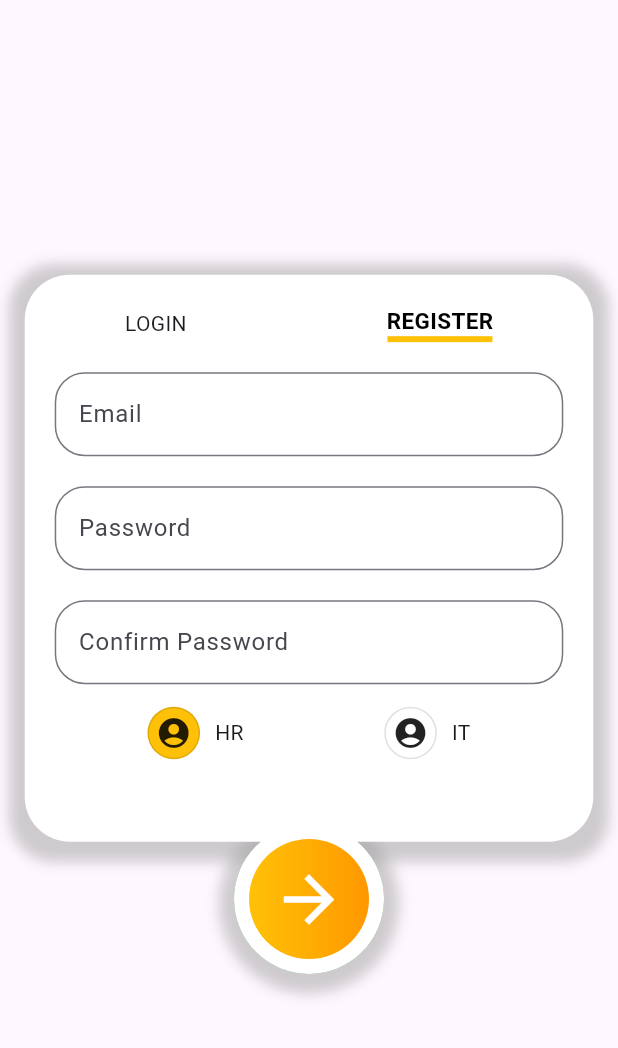
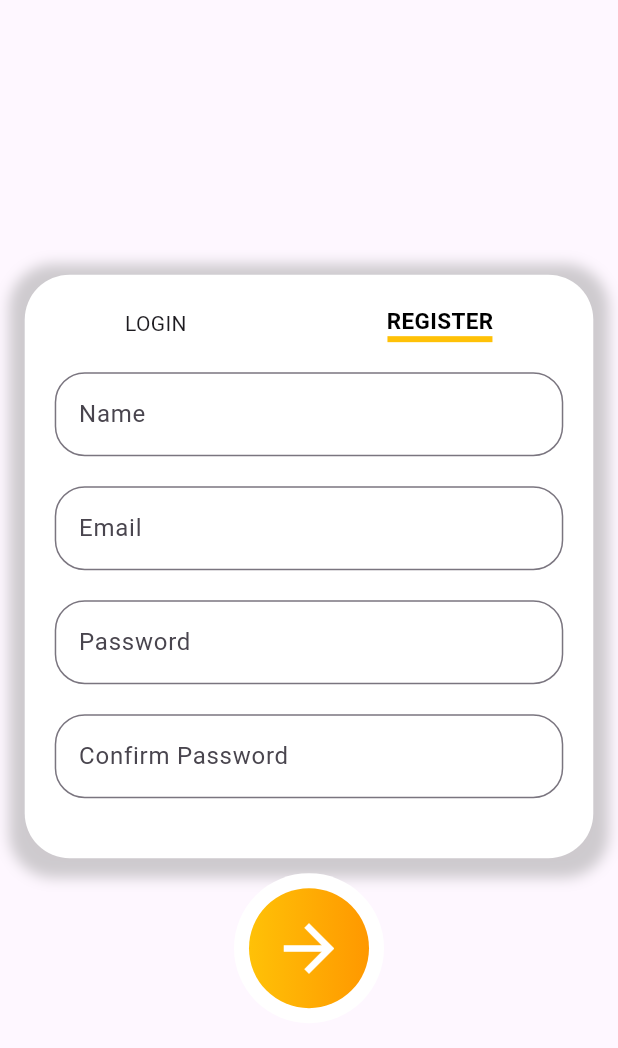
Before and after one commit to SanwarJW/employee_management_first_task, a Flutter app: the Register widget shown alone on an empty page, opened directly with empty values, on a phone screen of 412 x 824 dp. Shown: the top 1048 px of the screen. Run offline on Flutter 3.47's test engine with Material 3 defaults, Android fonts, the light colour scheme and no system bars; our stand-ins replace bloc, flutter_bloc, lottie, shared_preferences, sqflite; missing offline and left inert: date_format_field, rotated_corner_decoration; accounts and stored records are empty.

Commit message:
registration form validation completed

```diff
--- a/lib/businessLogicLayer/extension/validater.dart
+++ b/lib/businessLogicLayer/extension/validater.dart
@@ -11,8 +11,8 @@ extension ExtString on String {
   }
 
   bool get isValidPassword {
-    final passwordRegExp = RegExp(
-        r'^(?=.*?[A-Z])(?=.*?[a-z])(?=.*?[0-9])(?=.*?[!@#\><*~]).{8,}/pre>');
+    final passwordRegExp =
+        RegExp(r'^(?=.*?[A-Z])(?=.*?[a-z])(?=.*?[0-9])(?=.*?[!@#\><*~]).{8,}$');
     return passwordRegExp.hasMatch(this);
   }
 
--- a/lib/businessLogicLayer/model/register_model.dart
+++ b/lib/businessLogicLayer/model/register_model.dart
@@ -1,12 +1,15 @@
+// ignore_for_file: public_member_api_docs, sort_constructors_first
 import 'dart:convert';
 
 class RegisterModel {
   int? id;
+  String name;
   String email;
   String password;
   String authority;
   RegisterModel({
     this.id,
+    required this.name,
     required this.email,
     required this.password,
     required this.authority,
@@ -15,6 +18,7 @@ class RegisterModel {
   Map<String, dynamic> toMap() {
     return <String, dynamic>{
       'id': id,
+      'name': name,
       'email': email,
       'password': password,
       'authority': authority,
@@ -24,6 +28,7 @@ class RegisterModel {
   factory RegisterModel.fromMap(Map<String, dynamic> map) {
     return RegisterModel(
       id: map['id'] != null ? map['id'] as int : null,
+      name: map['name'] as String,
       email: map['email'] as String,
       password: map['password'] as String,
       authority: map['authority'] as String,
--- a/lib/dataLayer/repository /db_connection.dart
+++ b/lib/dataLayer/repository /db_connection.dart
@@ -33,7 +33,7 @@ class DbConnection {
     await database.execute(employeeTableSql);
 
     String loginTableSql =
-        'CREATE TABLE register (id INTEGER PRIMARY KEY, email TEXT, password TEXT,authority TEXT)';
+        'CREATE TABLE register (id INTEGER PRIMARY KEY,name TEXT, email TEXT, password TEXT,authority TEXT)';
     await database.execute(loginTableSql);
   }
 }
--- a/lib/main.dart
+++ b/lib/main.dart
@@ -1,4 +1,4 @@
-import 'package:employee_management_first_task/presentationLayer/login_register%20/ui/login_register.dart';
+import 'package:employee_management_first_task/presentationLayer/menu_home_settings/ui/menu_page.dart';
 import 'package:flutter/material.dart';
 
 Future<void> main() async {
@@ -17,7 +17,7 @@ class MyApp extends StatelessWidget {
         colorScheme: ColorScheme.fromSeed(seedColor: Colors.deepPurple),
         useMaterial3: true,
       ),
-      home: const LoginRegister(),
+      home: const MenuPage(),
     );
   }
 }
--- a/lib/presentationLayer/login_register /bloc/login_register_bloc.dart
+++ b/lib/presentationLayer/login_register /bloc/login_register_bloc.dart
@@ -1,6 +1,7 @@
 import 'dart:async';
 
 import 'package:bloc/bloc.dart';
+import 'package:employee_management_first_task/businessLogicLayer/extension/validater.dart';
 
 part 'login_register_event.dart';
 part 'login_register_state.dart';
@@ -8,6 +9,9 @@ part 'login_register_state.dart';
 class LoginRegisterBloc extends Bloc<LoginRegisterEvent, LoginRegisterState> {
   LoginRegisterBloc() : super(LoginRegisterLoginPageState()) {
     on<LoginRegisterChangePageEvent>(loginRegisterChangePageEvent);
+    on<LoginRegisterRegisterEvent>(loginRegisterRegisterEvent);
+    on<LoginRegisterRegisterPageSubmitEvent>(
+        loginRegisterRegisterPageSubmitEvent);
   }
 
   FutureOr<void> loginRegisterChangePageEvent(
@@ -18,4 +22,54 @@ class LoginRegisterBloc extends Bloc<LoginRegisterEvent, LoginRegisterState> {
       emit(LoginRegisterRegisterPageState());
     }
   }
+
+  String? email = '';
+  String? name = '';
+  String? password = '';
+  String? conformPassword = '';
+  String? authority = '';
+  FutureOr<void> loginRegisterRegisterEvent(
+      LoginRegisterRegisterEvent event, Emitter<LoginRegisterState> emit) {
+    email = event.email;
+    name = event.name;
+    password = event.password;
+    conformPassword = event.conformPassword;
+    authority = event.authority;
+
+    emit(LoginRegisterRegisterActionState(
+        name: event.name,
+        email: event.email,
+        password: event.password,
+        conformPassword: event.conformPassword,
+        authority: event.authority));
+  }
+
+  FutureOr<void> loginRegisterRegisterPageSubmitEvent(
+      LoginRegisterRegisterPageSubmitEvent event,
+      Emitter<LoginRegisterState> emit) {
+    emit(LoginRegisterRegisterPageErrorMessageActionState(
+      nameErrorMassage: event.name.isEmpty
+          ? 'name is required'
+          : !event.name.isValidFirstName
+              ? 'Enter valid name'
+              : '',
+      emailErrorMassage: event.email.isEmpty
+          ? 'email is required'
+          : !event.email.isValidEmail
+              ? 'Enter valid email'
+              : '',
+      passwordErrorMassage: event.password.isEmpty
+          ? 'password is required'
+          : !event.password.isValidPassword
+              ? 'Enter valid password'
+              : '',
+      conformPasswordErrorMassage: event.conformPassword.isEmpty
+          ? 'confirm password is required'
+          : event.conformPassword != event.password
+              ? 'passwords do not match'
+              : '',
+      authorityErrorMassage:
+          event.authority.isEmpty ? 'authority is required' : '',
+    ));
+  }
 }
--- a/lib/presentationLayer/login_register /bloc/login_register_event.dart
+++ b/lib/presentationLayer/login_register /bloc/login_register_event.dart
@@ -7,3 +7,35 @@ final class LoginRegisterChangePageEvent extends LoginRegisterEvent {
 
   LoginRegisterChangePageEvent({required this.isLoginPage});
 }
+
+final class LoginRegisterRegisterEvent extends LoginRegisterEvent {
+  final String email;
+  final String name;
+  final String password;
+  final String conformPassword;
+  final String authority;
+
+  LoginRegisterRegisterEvent({
+    required this.email,
+    required this.name,
+    required this.password,
+    required this.conformPassword,
+    required this.authority,
+  });
+}
+
+final class LoginRegisterRegisterPageSubmitEvent extends LoginRegisterEvent {
+  final String email;
+  final String name;
+  final String password;
+  final String conformPassword;
+  final String authority;
+
+  LoginRegisterRegisterPageSubmitEvent({
+    required this.email,
+    required this.name,
+    required this.password,
+    required this.conformPassword,
+    required this.authority,
+  });
+}
--- a/lib/presentationLayer/login_register /bloc/login_register_state.dart
+++ b/lib/presentationLayer/login_register /bloc/login_register_state.dart
@@ -2,6 +2,41 @@ part of 'login_register_bloc.dart';
 
 sealed class LoginRegisterState {}
 
+sealed class LoginRegisterActionState extends LoginRegisterState {}
+
 final class LoginRegisterLoginPageState extends LoginRegisterState {}
 
 final class LoginRegisterRegisterPageState extends LoginRegisterState {}
+
+final class LoginRegisterRegisterActionState extends LoginRegisterActionState {
+  final String email;
+  final String name;
+  final String password;
+  final String conformPassword;
+  final String authority;
+
+  LoginRegisterRegisterActionState({
+    required this.email,
+    required this.name,
+    required this.password,
+    required this.conformPassword,
+    required this.authority,
+  });
+}
+
+final class LoginRegisterRegisterPageErrorMessageActionState
+    extends LoginRegisterActionState {
+  String? emailErrorMassage;
+  String? nameErrorMassage;
+  String? passwordErrorMassage;
+  String? conformPasswordErrorMassage;
+  String? authorityErrorMassage;
+
+  LoginRegisterRegisterPageErrorMessageActionState({
+    this.emailErrorMassage,
+    this.nameErrorMassage,
+    this.passwordErrorMassage,
+    this.conformPasswordErrorMassage,
+    this.authorityErrorMassage,
+  });
+}
--- a/lib/presentationLayer/login_register /ui/login_register.dart
+++ b/lib/presentationLayer/login_register /ui/login_register.dart
@@ -3,7 +3,6 @@ import 'package:employee_management_first_task/presentationLayer/login_register%
 import 'package:employee_management_first_task/presentationLayer/login_register%20/ui/widget/register/register.dart';
 import 'package:flutter/material.dart';
 import 'package:flutter_bloc/flutter_bloc.dart';
-import 'package:lottie/lottie.dart';
 
 class LoginRegister extends StatelessWidget {
   const LoginRegister({super.key});
@@ -23,6 +22,8 @@ class LoginRegister extends StatelessWidget {
         ),
         BlocBuilder<LoginRegisterBloc, LoginRegisterState>(
             bloc: loginRegisterBloc,
+            buildWhen: (previous, current) =>
+                current is! LoginRegisterActionState,
             builder: (context, state) {
               switch (state.runtimeType) {
                 case LoginRegisterLoginPageState:
@@ -42,7 +43,8 @@ class LoginRegister extends StatelessWidget {
             left: 0,
             bottom: 0,
             child: SizedBox(
-                height: 150, child: Lottie.asset('assets/empWal.json'))),
+              height: 150, //child: Lottie.asset('assets/empWal.json')
+            )),
       ]),
     );
   }
--- a/lib/presentationLayer/login_register /ui/widget/register/register.dart
+++ b/lib/presentationLayer/login_register /ui/widget/register/register.dart
@@ -2,42 +2,30 @@
 import 'package:employee_management_first_task/presentationLayer/login_register%20/bloc/login_register_bloc.dart';
 import 'package:employee_management_first_task/presentationLayer/login_register%20/ui/widget/register/register_widget.dart';
 import 'package:flutter/material.dart';
+import 'package:flutter_bloc/flutter_bloc.dart';
 
 class Register extends StatelessWidget {
   final LoginRegisterBloc loginRegisterBloc;
-  const Register({
+  Register({
     Key? key,
     required this.loginRegisterBloc,
   }) : super(key: key);
-
+  String name = '';
+  String email = '';
+  String password = '';
+  String conformPassword = '';
+  String authority = '';
   @override
   Widget build(BuildContext context) {
     return Stack(
       children: [
         Positioned(
-          top: MediaQuery.of(context).size.height / 1.50,
-          left: (MediaQuery.of(context).size.width / 2) - 50,
-          child: Container(
-              height: 100,
-              width: 100,
-              decoration: BoxDecoration(
-                color: Colors.green,
-                borderRadius: BorderRadius.circular(100),
-                boxShadow: [
-                  BoxShadow(
-                    color: Colors.grey.withOpacity(0.5),
-                    spreadRadius: 10,
-                    blurRadius: 7,
-                    offset: const Offset(0, 3),
-                  ),
-                ],
-              )),
-        ),
-        Positioned(
           top: MediaQuery.of(context).size.height / 4.5,
           right: MediaQuery.of(context).size.width / 25,
           left: MediaQuery.of(context).size.width / 25,
-          child: Container(
+          child: Column(
+            children: [
+              Container(
                 decoration: BoxDecoration(
                   color: Colors.white,
                   borderRadius: BorderRadius.circular(30),
@@ -52,11 +40,10 @@ class Register extends StatelessWidget {
                 ),
                 child: RegisterWidget(loginRegisterBloc: loginRegisterBloc),
               ),
+              SizedBox(
+                height: 10,
               ),
-        Positioned(
-          top: MediaQuery.of(context).size.height / 1.50,
-          left: (MediaQuery.of(context).size.width / 2) - 50,
-          child: Container(
+              Container(
                 padding: const EdgeInsets.all(10),
                 height: 100,
                 width: 100,
@@ -64,10 +51,46 @@ class Register extends StatelessWidget {
                   color: Colors.white,
                   borderRadius: BorderRadius.circular(100),
                 ),
+                child: BlocListener<LoginRegisterBloc, LoginRegisterState>(
+                  listenWhen: (previous, current) =>
+                      current is LoginRegisterActionState,
+                  bloc: loginRegisterBloc,
+                  listener: (context, state) {
+                    switch (state.runtimeType) {
+                      case LoginRegisterRegisterActionState:
+                        LoginRegisterRegisterActionState
+                            loginRegisterRegisterActionState =
+                            state as LoginRegisterRegisterActionState;
+                        name = loginRegisterRegisterActionState.name;
+                        email = loginRegisterRegisterActionState.email;
+                        password = loginRegisterRegisterActionState.password;
+                        conformPassword =
+                            loginRegisterRegisterActionState.conformPassword;
+                        authority = loginRegisterRegisterActionState.authority;
+                        break;
+                      default:
+                    }
+                  },
+                  child: GestureDetector(
+                    onTap: () {
+                      loginRegisterBloc
+                          .add(LoginRegisterRegisterPageSubmitEvent(
+                        email: email,
+                        name: name,
+                        password: password,
+                        conformPassword: conformPassword,
+                        authority: authority,
+                      ));
+                      print('name $name');
+                      print('email $email');
+                      print('password $password');
+                      print('conformPassword $conformPassword');
+                      print('authority $authority');
+                    },
                     child: Container(
                       decoration: BoxDecoration(
-                gradient:
-                    const LinearGradient(colors: [Colors.amber, Colors.orange]),
+                        gradient: const LinearGradient(
+                            colors: [Colors.amber, Colors.orange]),
                         borderRadius: BorderRadius.circular(100),
                       ),
                       child: const Icon(
@@ -77,7 +100,11 @@ class Register extends StatelessWidget {
                       ),
                     ),
                   ),
+                ),
               )
+            ],
+          ),
+        ),
       ],
     );
   }
--- a/lib/presentationLayer/login_register /ui/widget/register/register_widget.dart
+++ b/lib/presentationLayer/login_register /ui/widget/register/register_widget.dart
@@ -1,10 +1,11 @@
 // ignore_for_file: public_member_api_docs, sort_constructors_first
 import 'package:employee_management_first_task/presentationLayer/login_register%20/bloc/login_register_bloc.dart';
 import 'package:flutter/material.dart';
+import 'package:flutter_bloc/flutter_bloc.dart';
 
 class RegisterWidget extends StatefulWidget {
   final LoginRegisterBloc loginRegisterBloc;
-  RegisterWidget({
+  const RegisterWidget({
     Key? key,
     required this.loginRegisterBloc,
   }) : super(key: key);
@@ -17,8 +18,24 @@ class _RegisterWidgetState extends State<RegisterWidget> {
   bool radioButtonOne = true;
   bool radioButtonTwo = false;
 
+  GlobalKey _containerKey = GlobalKey();
+  double _containerHeight = 0.0;
+
+  String nameErrorMassage = '';
+  String emailErrorMassage = '';
+  String passwordErrorMassage = '';
+  String confirmPasswordErrorMassage = '';
+  String authorityErrorMassage = '';
+
+  TextEditingController nameController = TextEditingController();
+  TextEditingController emailController = TextEditingController();
+  TextEditingController passwordController = TextEditingController();
+  TextEditingController confirmPasswordController = TextEditingController();
+  TextEditingController authorityController = TextEditingController();
+
   @override
   Widget build(BuildContext context) {
+    authorityController.text = 'HR';
     return Column(
       children: [
         Container(
@@ -62,23 +79,79 @@ class _RegisterWidgetState extends State<RegisterWidget> {
   }
 
   registerFelid() {
-    return Container(
+    return BlocListener<LoginRegisterBloc, LoginRegisterState>(
+      bloc: widget.loginRegisterBloc,
+      listenWhen: (previous, current) => current is LoginRegisterActionState,
+      listener: (context, state) {
+        switch (state.runtimeType) {
+          case LoginRegisterRegisterPageErrorMessageActionState:
+            {
+              final actionState =
+                  state as LoginRegisterRegisterPageErrorMessageActionState;
+              setState(() {
+                nameErrorMassage = actionState.nameErrorMassage ?? '';
+                emailErrorMassage = actionState.emailErrorMassage ?? '';
+                passwordErrorMassage = actionState.passwordErrorMassage ?? '';
+                confirmPasswordErrorMassage =
+                    actionState.conformPasswordErrorMassage ?? '';
+                authorityErrorMassage = actionState.authorityErrorMassage ?? '';
+              });
+            }
+          default:
+            break;
+        }
+      },
+      child: Container(
+        key: _containerKey,
         margin: const EdgeInsets.all(20),
-      child: Column(
+        child: LayoutBuilder(
+            builder: (BuildContext context, BoxConstraints constraints) {
+          _containerHeight = constraints.maxHeight;
+          return Column(
             children: [
               TextField(
+                controller: nameController,
                 decoration: InputDecoration(
+                  errorText:
+                      nameErrorMassage.isNotEmpty ? nameErrorMassage : null,
+                  hintText: 'Name',
+                  border: OutlineInputBorder(
+                    borderRadius: BorderRadius.circular(20),
+                  ),
+                ),
+                onChanged: (value) {
+                  sendBlocEvent();
+                },
+              ),
+              const SizedBox(
+                height: 20,
+              ),
+              TextField(
+                controller: emailController,
+                decoration: InputDecoration(
+                  errorText:
+                      emailErrorMassage.isNotEmpty ? emailErrorMassage : null,
                   hintText: 'Email',
                   border: OutlineInputBorder(
                     borderRadius: BorderRadius.circular(20),
                   ),
                 ),
+                onChanged: (value) {
+                  sendBlocEvent();
+                },
               ),
               const SizedBox(
                 height: 20,
               ),
               TextField(
+                onChanged: (value) {
+                  sendBlocEvent();
+                },
+                controller: passwordController,
                 decoration: InputDecoration(
+                  errorText: passwordErrorMassage.isNotEmpty
+                      ? passwordErrorMassage
+                      : null,
                   hintText: 'Password',
                   border: OutlineInputBorder(
                     borderRadius: BorderRadius.circular(20),
@@ -89,37 +162,50 @@ class _RegisterWidgetState extends State<RegisterWidget> {
                 height: 20,
               ),
               TextField(
+                onChanged: (value) {
+                  sendBlocEvent();
+                },
+                controller: confirmPasswordController,
                 decoration: InputDecoration(
+                  errorText: confirmPasswordErrorMassage.isNotEmpty
+                      ? confirmPasswordErrorMassage
+                      : null,
                   hintText: 'Confirm Password',
                   border: OutlineInputBorder(
                     borderRadius: BorderRadius.circular(20),
                   ),
                 ),
               ),
-          Container(
-            padding: EdgeInsets.all(15),
-            child: Row(
-              mainAxisAlignment: MainAxisAlignment.spaceAround,
-              children: [
-                GestureDetector(
-                  onTap: () {
-                    changeRadioButtonState('HR');
-                  },
-                  child: radioButton(radioButtonOne, 'HR'),
-                ),
-                GestureDetector(
-                  onTap: () {
-                    changeRadioButtonState('IT');
-                  },
-                  child: radioButton(radioButtonTwo, 'IT'),
-                ),
-              ],
-            ),
-          ),
+              // Container(
+              //   padding: EdgeInsets.all(15),
+              //   child: Row(
+              //     mainAxisAlignment: MainAxisAlignment.spaceAround,
+              //     children: [
+              //       GestureDetector(
+              //         onTap: () {
+              //           authorityController.text = 'HR';
+              //           sendBlocEvent();
+              //           changeRadioButtonState('HR');
+              //         },
+              //         child: radioButton(radioButtonOne, 'HR'),
+              //       ),
+              //       GestureDetector(
+              //         onTap: () {
+              //           authorityController.text = 'IT';
+              //           sendBlocEvent();
+              //           changeRadioButtonState('IT');
+              //         },
+              //         child: radioButton(radioButtonTwo, 'IT'),
+              //       ),
+              //     ],
+              //   ),
+              // ),
               const SizedBox(
                 height: 20,
               ),
             ],
+          );
+        }),
       ),
     );
   }
@@ -155,4 +241,14 @@ class _RegisterWidgetState extends State<RegisterWidget> {
       }
     });
   }
+
+  sendBlocEvent() {
+    print('height of the container $_containerHeight');
+    widget.loginRegisterBloc.add(LoginRegisterRegisterEvent(
+        name: nameController.text,
+        email: emailController.text,
+        password: passwordController.text,
+        conformPassword: confirmPasswordController.text,
+        authority: authorityController.text));
   }
+}
```
Lines whose indentation alone changed are shown as unchanged.
